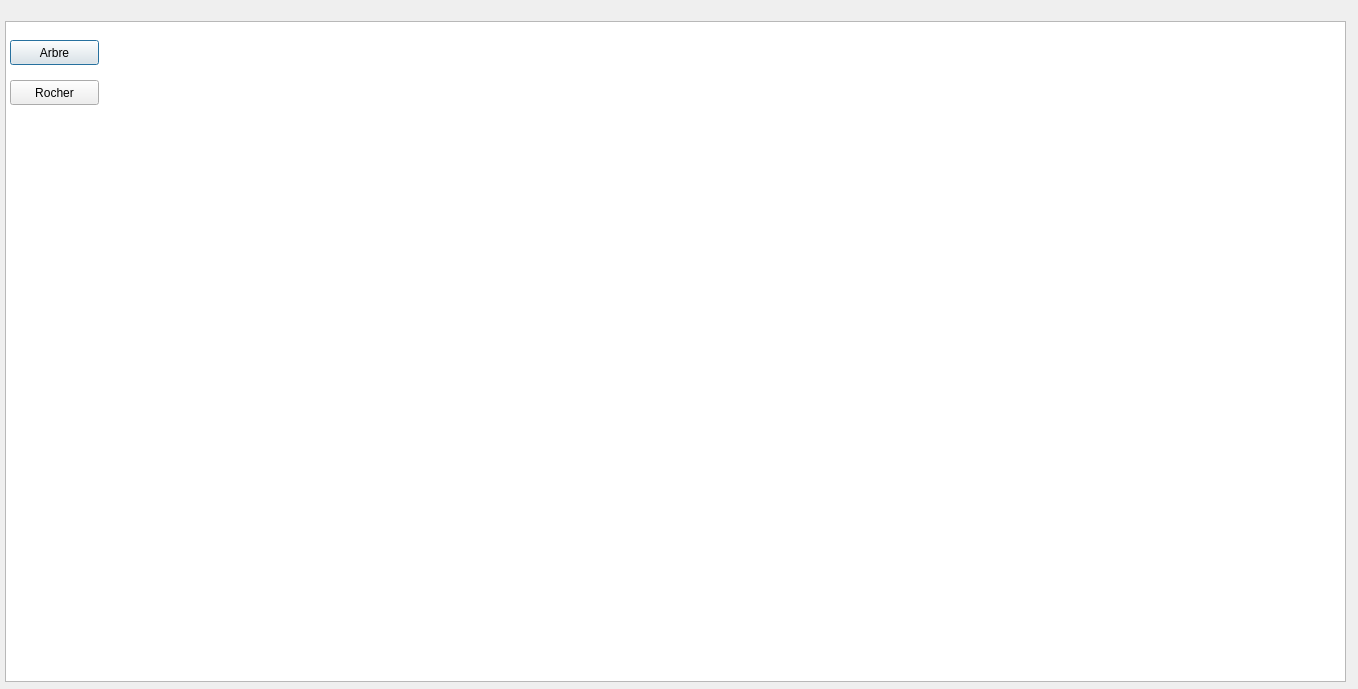
Poloschki/QT-Test-Repo, file dialog.ui: the form before one commit.
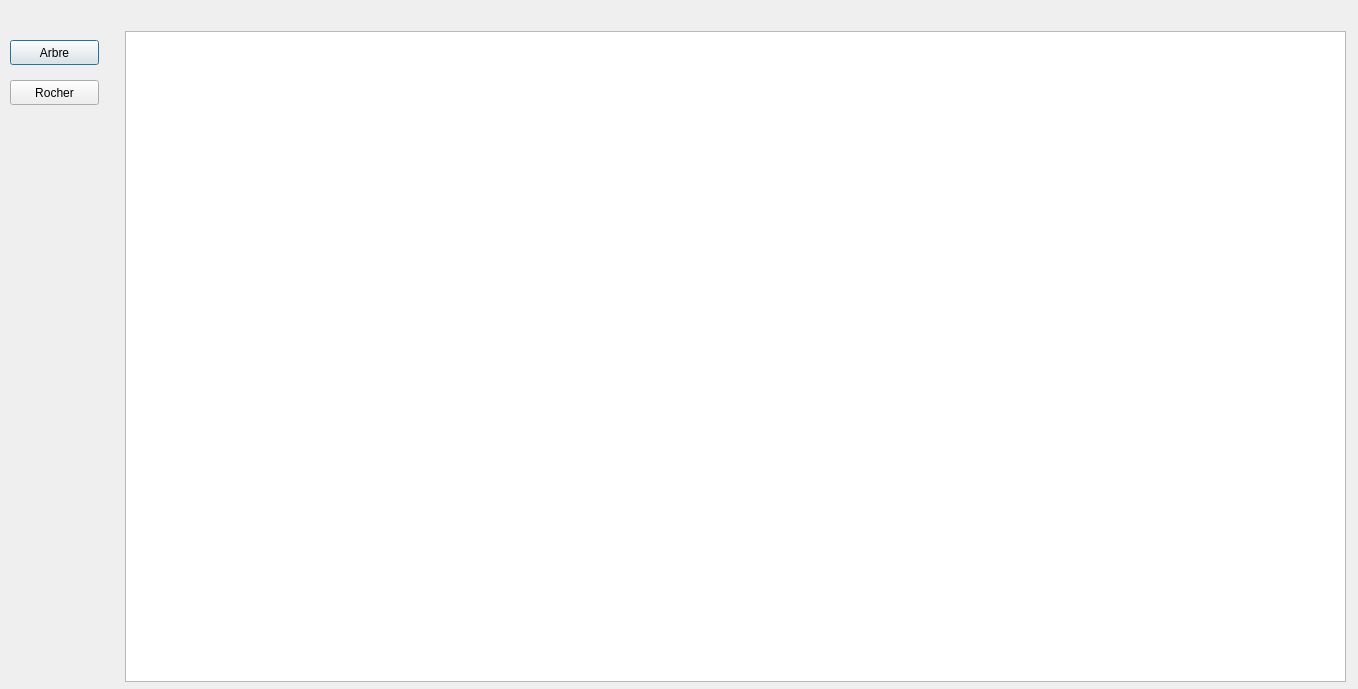
The form after the commit.

Commit message: bouton en dehors de la fenêtre graphique

```diff
--- a/dialog.ui
+++ b/dialog.ui
@@ -16,10 +16,10 @@
   <widget class="QGraphicsView" name="graphicsView">
    <property name="geometry">
     <rect>
-     <x>5</x>
-     <y>21</y>
-     <width>1341</width>
-     <height>661</height>
+     <x>125</x>
+     <y>31</y>
+     <width>1221</width>
+     <height>651</height>
     </rect>
    </property>
    <property name="autoFillBackground">
```
